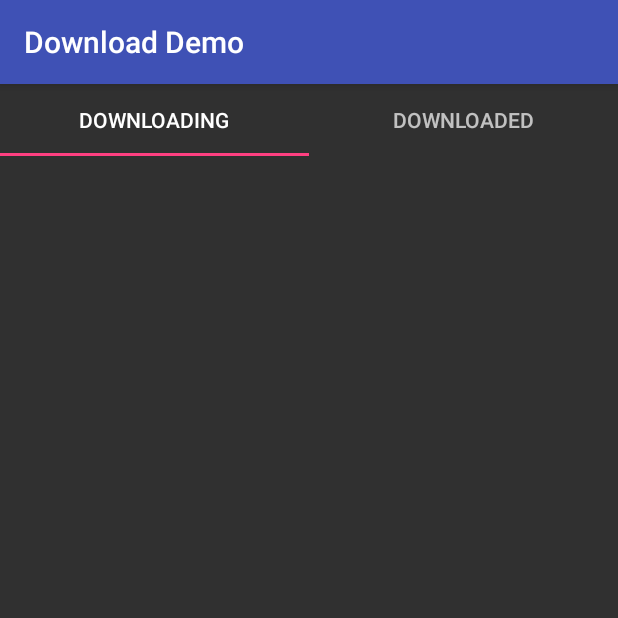
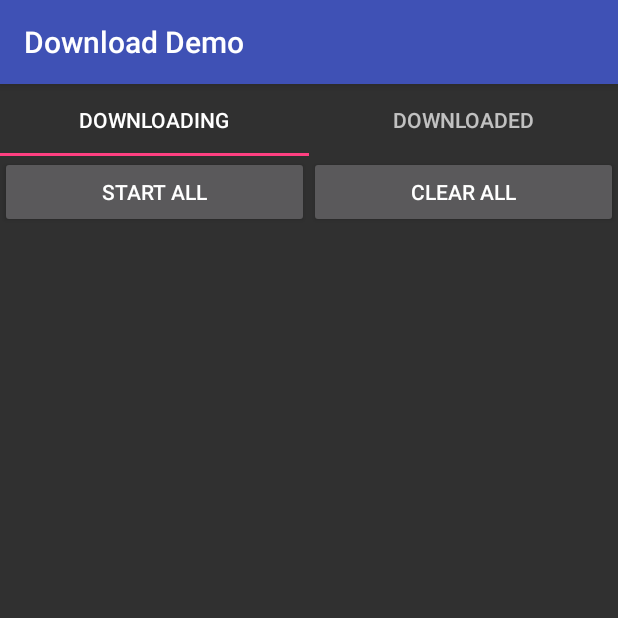
Before and after one commit to ixuea/android-downloader, an Android app: the DownloadingFragment screen opened directly, with no data from a screen before it, on a phone screen of 412 x 824 dp, the top half of it. Run offline under Robolectric (Android 15) with nearby library versions, the phone set to English and light mode, and no system bars; our stand-ins replace EventBus; libraries missing offline, so code that uses them is left out: com.j256.ormlite; pictures from the network do not load.

Commit message:
Add pause all and resume all.

```diff
--- a/downloader/src/main/java/com/ixuea/android/downloader/callback/DownloadManager.java
+++ b/downloader/src/main/java/com/ixuea/android/downloader/callback/DownloadManager.java
@@ -28,4 +28,7 @@ public interface DownloadManager {
 
   DownloadDBController getDownloadDBController();
 
+  void resumeAll();
+
+  void pauseAll();
 }
--- a/samples/src/main/java/com/ixuea/android/common/adapter/BaseRecyclerViewAdapter.java
+++ b/samples/src/main/java/com/ixuea/android/common/adapter/BaseRecyclerViewAdapter.java
@@ -43,6 +43,11 @@ public abstract class BaseRecyclerViewAdapter<D, VH extends ViewHolder> extends
     notifyDataSetChanged();
   }
 
+  public void clearData() {
+    this.data.clear();
+    notifyDataSetChanged();
+  }
+
   /**
    *
    * @param onItemClickListener
@@ -50,6 +55,10 @@ public abstract class BaseRecyclerViewAdapter<D, VH extends ViewHolder> extends
   public void setOnItemClickListener(
       OnItemClickListener onItemClickListener) {
     this.onItemClickListener = onItemClickListener;
+  }
+
+  public List<D> getData() {
+    return data;
   }
 
   /**
--- a/samples/src/main/java/com/ixuea/android/downloader/simple/fragment/DownloadedFragment.java
+++ b/samples/src/main/java/com/ixuea/android/downloader/simple/fragment/DownloadedFragment.java
@@ -37,7 +37,7 @@ public class DownloadedFragment extends BaseFragment {
   @Override
   protected View getLayoutView(LayoutInflater inflater, ViewGroup container,
       Bundle savedInstanceState) {
-    return inflater.inflate(R.layout.fragment_download, null);
+    return inflater.inflate(R.layout.fragment_downloaded, null);
   }
 
   @Override
@@ -62,16 +62,16 @@ public class DownloadedFragment extends BaseFragment {
 
     //downloading info
 
-    setData();
+    fetchData();
   }
 
-  private void setData() {
+  private void fetchData() {
     downloadAdapter.setData(downloadManager.findAllDownloaded());
   }
 
   @Subscribe
   public void onEventMainThread(DownloadStatusChanged event) {
-    setData();
+    fetchData();
   }
 
   @Override
--- a/samples/src/main/java/com/ixuea/android/downloader/simple/fragment/DownloadingFragment.java
+++ b/samples/src/main/java/com/ixuea/android/downloader/simple/fragment/DownloadingFragment.java
@@ -6,9 +6,13 @@ import android.support.v7.widget.RecyclerView;
 import android.view.LayoutInflater;
 import android.view.View;
 import android.view.ViewGroup;
+import android.widget.Button;
+import android.widget.Toast;
+
 import com.ixuea.android.common.fragment.BaseFragment;
 import com.ixuea.android.downloader.DownloadService;
 import com.ixuea.android.downloader.callback.DownloadManager;
+import com.ixuea.android.downloader.domain.DownloadInfo;
 import com.ixuea.android.downloader.simple.R;
 import com.ixuea.android.downloader.simple.adapter.DownloadAdapter;
 import com.ixuea.android.downloader.simple.event.DownloadStatusChanged;
@@ -19,11 +23,14 @@ import org.greenrobot.eventbus.Subscribe;
  * Created by ixuea(http://a.ixuea.com/3) on 17/3/1.
  */
 
-public class DownloadingFragment extends BaseFragment {
+public class DownloadingFragment extends BaseFragment implements View.OnClickListener {
 
   private RecyclerView rv;
   private DownloadAdapter downloadAdapter;
   private DownloadManager downloadManager;
+  private Button bt_control_all;
+  private Button bt_clear_all;
+  private boolean hasDownloading;
 
   public static DownloadingFragment newInstance() {
 
@@ -37,7 +44,7 @@ public class DownloadingFragment extends BaseFragment {
   @Override
   protected View getLayoutView(LayoutInflater inflater, ViewGroup container,
       Bundle savedInstanceState) {
-    return inflater.inflate(R.layout.fragment_download, null);
+    return inflater.inflate(R.layout.fragment_downloading, null);
   }
 
   @Override
@@ -46,7 +53,8 @@ public class DownloadingFragment extends BaseFragment {
     rv = (RecyclerView) getView().findViewById(R.id.rv);
     rv.setLayoutManager(new LinearLayoutManager(getActivity()));
 
-
+    bt_control_all= (Button) getView().findViewById(R.id.bt_control_all);
+    bt_clear_all= (Button) getView().findViewById(R.id.bt_clear_all);
   }
 
   @Override
@@ -59,16 +67,24 @@ public class DownloadingFragment extends BaseFragment {
     downloadAdapter = new DownloadAdapter(getActivity());
     rv.setAdapter(downloadAdapter);
 
-    setData();
+    fetchData();
+  }
+
+  @Override
+  protected void initListener() {
+    super.initListener();
+    bt_control_all.setOnClickListener(this);
+    bt_clear_all.setOnClickListener(this);
   }
 
   @Subscribe
   public void onEventMainThread(DownloadStatusChanged event) {
-    setData();
+    fetchData();
   }
 
-  private void setData() {
+  private void fetchData() {
     downloadAdapter.setData(downloadManager.findAllDownloading());
+    setPauseOrResumeButtonStatus();
   }
 
   @Override
@@ -76,4 +92,86 @@ public class DownloadingFragment extends BaseFragment {
     EventBus.getDefault().unregister(this);
     super.onDestroy();
   }
+
+  @Override
+  public void onClick(View view) {
+    switch (view.getId()) {
+      case R.id.bt_control_all:
+
+        onPauseAllClick();
+        break;
+      case R.id.bt_clear_all:
+        onDeleteAllClick();
+        break;
+
+    }
+  }
+
+  private void onDeleteAllClick() {
+    if (downloadAdapter.getData().size() == 0) {
+      Toast.makeText(getActivity(), "No download task.", Toast.LENGTH_SHORT).show();
+      return;
+    }
+
+    for (DownloadInfo downloadInfo:downloadAdapter.getData()) {
+      downloadManager.remove(downloadInfo);
+    }
+
+    downloadAdapter.clearData();
+  }
+
+  //暂停所有，开始所有
+  private void onPauseAllClick() {
+    //无数据，可以按照需求来处理
+    if (downloadAdapter.getData().size() == 0) {
+      Toast.makeText(getActivity(), "No download task.", Toast.LENGTH_SHORT).show();
+      return;
+    }
+
+    pauseOrResumeAll();
+  }
+
+  private void pauseOrResumeAll() {
+    if (hasDownloading) {
+      pauseAll();
+      hasDownloading=false;
+    }else{
+      resumeAll();
+      hasDownloading=true;
+    }
+
+    setPauseOrResumeButtonStatus();
+  }
+
+  private void setPauseOrResumeButtonStatus() {
+    hasDownloading=false;
+    for (DownloadInfo downloadInfo:downloadAdapter.getData()) {
+      if (DownloadInfo.STATUS_DOWNLOADING == downloadInfo.getStatus()) {
+        //如果有一个的状态是正在下载，按钮就是暂停所有
+        hasDownloading=true;
+        break;
+      }
+    }
+
+
+    if (hasDownloading) {
+      bt_control_all.setText("Pause all");
+    } else {
+      bt_control_all.setText("Start all");
+    }
+  }
+
+  private void resumeAll() {
+    downloadManager.resumeAll();
+    reloadData();
+  }
+
+  private void pauseAll() {
+    downloadManager.pauseAll();
+    reloadData();
+  }
+
+  private void reloadData() {
+    downloadAdapter.notifyDataSetChanged();
+  }
 }
--- a/samples/src/main/res/layout/fragment_download.xml
+++ /dev/null
@@ -1,11 +0,0 @@
-<?xml version="1.0" encoding="utf-8"?>
-<LinearLayout xmlns:android="http://schemas.android.com/apk/res/android"
-  android:layout_width="match_parent"
-  android:layout_height="match_parent"
-  android:orientation="vertical">
-
-  <android.support.v7.widget.RecyclerView
-    android:id="@+id/rv"
-    android:layout_width="match_parent"
-    android:layout_height="match_parent"></android.support.v7.widget.RecyclerView>
-</LinearLayout>
--- /dev/null
+++ b/samples/src/main/res/layout/fragment_downloading.xml
@@ -0,0 +1,30 @@
+<?xml version="1.0" encoding="utf-8"?>
+<LinearLayout xmlns:android="http://schemas.android.com/apk/res/android"
+    android:layout_width="match_parent"
+    android:layout_height="match_parent"
+    android:orientation="vertical">
+
+    <LinearLayout
+        android:layout_width="match_parent"
+        android:layout_height="wrap_content">
+
+        <Button
+            android:id="@+id/bt_control_all"
+            android:layout_width="0dp"
+            android:layout_height="wrap_content"
+            android:layout_weight="1"
+            android:text="Start all" />
+
+        <Button
+            android:id="@+id/bt_clear_all"
+            android:layout_width="0dp"
+            android:layout_height="wrap_content"
+            android:layout_weight="1"
+            android:text="Clear all" />
+    </LinearLayout>
+
+    <android.support.v7.widget.RecyclerView
+        android:id="@+id/rv"
+        android:layout_width="match_parent"
+        android:layout_height="match_parent"></android.support.v7.widget.RecyclerView>
+</LinearLayout>
```
Also changed, not shown: downloader/src/main/java/com/ixuea/android/downloader/DownloadManagerImpl.java (+27 -5 lines), samples/src/main/java/com/ixuea/android/downloader/simple/activity/ListActivity.java (+9 -3 lines), samples/src/main/java/com/ixuea/android/downloader/simple/adapter/DownloadListAdapter.java (+11 -8 lines), samples/src/main/res/layout/fragment_downloaded.xml (added, +11 -0 lines).
